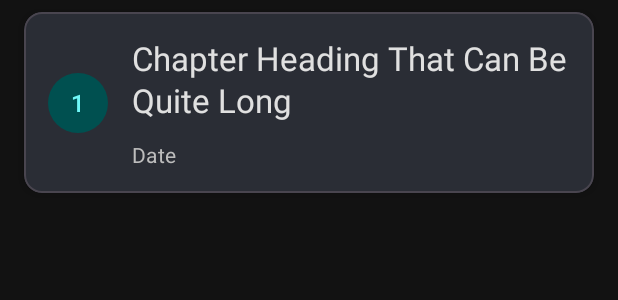
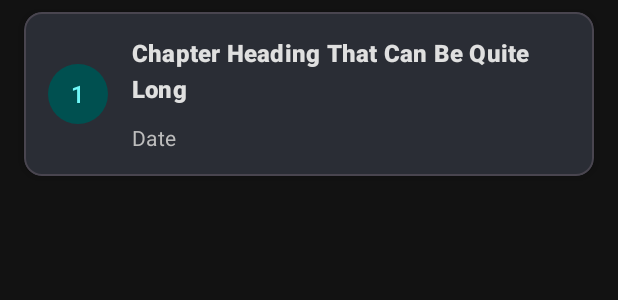
Before and after one commit to UtilityDD/KadaChabuk1, an Android app: the layout item_chapter_card.xml on its own in the app's theme, with its tools: preview values and no code run, on a phone screen of 412 x 824 dp. Shown: the top 300 px of the screen. Run offline under Robolectric (Android 15) with nearby library versions, the phone set to English and light mode, and no system bars.

Commit message:
Working version card font bold

```diff
--- a/app/src/main/res/layout/item_chapter_card.xml
+++ b/app/src/main/res/layout/item_chapter_card.xml
@@ -36,8 +36,9 @@
             android:layout_width="0dp"
             android:layout_height="wrap_content"
             android:layout_marginStart="16dp"
-            android:lineSpacingMultiplier="1.2"
-            android:textAppearance="?attr/textAppearanceTitleLarge"
+            android:lineSpacingMultiplier="1.1"
+            android:textAppearance="?attr/textAppearanceTitleMedium"
+            android:textStyle="bold"
             android:textColor="?attr/colorOnSurface"
             app:layout_constraintEnd_toEndOf="parent"
             app:layout_constraintStart_toEndOf="@id/textViewSerial"
```
Also changed, not shown: app/src/main/res/drawable/ic_search.xml (added, +11 -0 lines), app/src/main/res/menu/main_menu.xml (added, +12 -0 lines).
